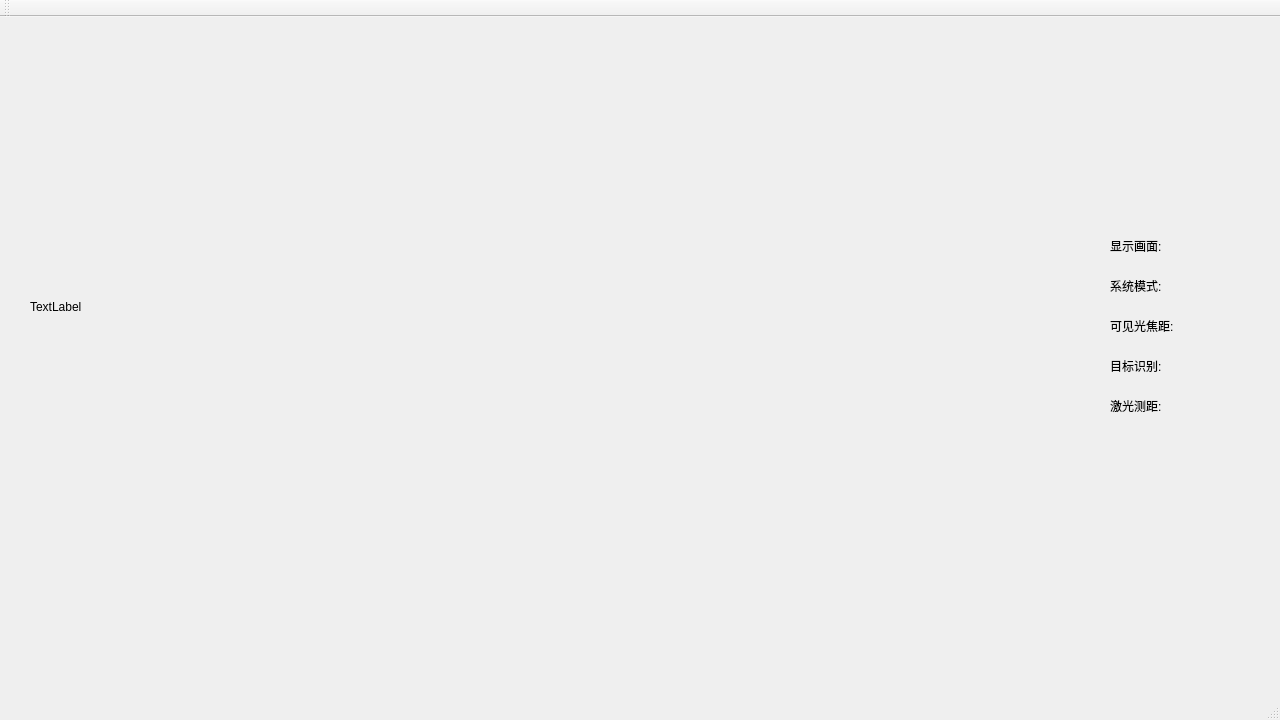
First picture: the form in ui/mainwindow.ui, repository LeRoii/trackingmonitor, before the edit.
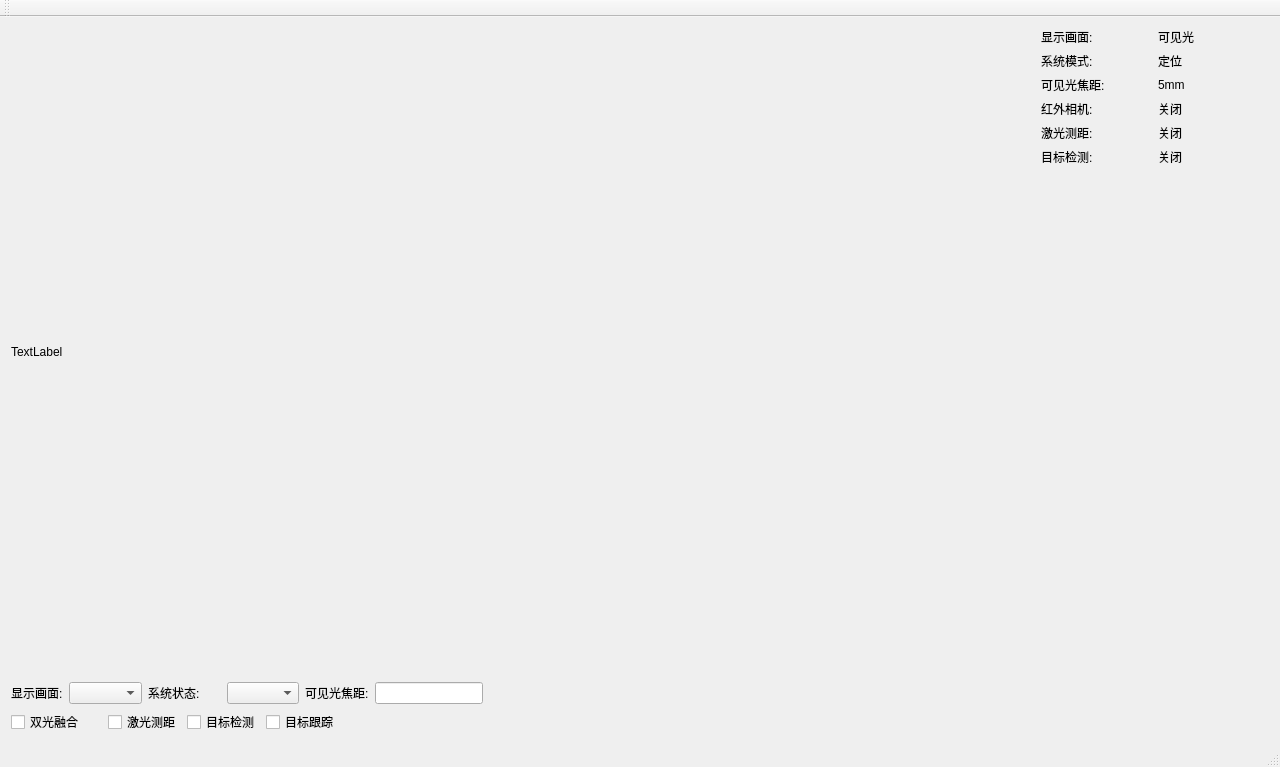
Second picture: the form after the edit.

Diff of the .ui file:
```diff
--- a/ui/mainwindow.ui
+++ b/ui/mainwindow.ui
@@ -7,7 +7,7 @@
     <x>0</x>
     <y>0</y>
     <width>1280</width>
-    <height>720</height>
+    <height>767</height>
    </rect>
   </property>
   <property name="minimumSize">
@@ -20,90 +20,222 @@
    <string>Tracking Monitor System</string>
   </property>
   <widget class="QWidget" name="centralWidget">
-   <widget class="QLabel" name="videoDispLabel">
-    <property name="geometry">
-     <rect>
-      <x>30</x>
-      <y>20</y>
-      <width>960</width>
-      <height>540</height>
-     </rect>
-    </property>
-    <property name="minimumSize">
-     <size>
-      <width>960</width>
-      <height>540</height>
-     </size>
-    </property>
-    <property name="text">
-     <string>TextLabel</string>
-    </property>
-   </widget>
-   <widget class="QLabel" name="videoDispStatusLabel">
-    <property name="geometry">
-     <rect>
-      <x>1110</x>
-      <y>220</y>
-      <width>67</width>
-      <height>17</height>
-     </rect>
-    </property>
-    <property name="text">
-     <string>显示画面:</string>
-    </property>
-   </widget>
-   <widget class="QLabel" name="modeLabel">
-    <property name="geometry">
-     <rect>
-      <x>1110</x>
-      <y>260</y>
-      <width>67</width>
-      <height>17</height>
-     </rect>
-    </property>
-    <property name="text">
-     <string>系统模式:</string>
-    </property>
-   </widget>
-   <widget class="QLabel" name="visionFocalLenStatusLabel">
-    <property name="geometry">
-     <rect>
-      <x>1110</x>
-      <y>300</y>
-      <width>101</width>
-      <height>17</height>
-     </rect>
-    </property>
-    <property name="text">
-     <string>可见光焦距:</string>
-    </property>
-   </widget>
-   <widget class="QLabel" name="detectionStatusLabel">
-    <property name="geometry">
-     <rect>
-      <x>1110</x>
-      <y>340</y>
-      <width>81</width>
-      <height>17</height>
-     </rect>
-    </property>
-    <property name="text">
-     <string>目标识别:</string>
-    </property>
-   </widget>
-   <widget class="QLabel" name="laserStatusLabel">
-    <property name="geometry">
-     <rect>
-      <x>1110</x>
-      <y>380</y>
-      <width>81</width>
-      <height>17</height>
-     </rect>
-    </property>
-    <property name="text">
-     <string>激光测距:</string>
-    </property>
-   </widget>
+   <layout class="QVBoxLayout" name="verticalLayout_2">
+    <item>
+     <layout class="QHBoxLayout" name="horizontalLayout">
+      <item>
+       <widget class="QLabel" name="label">
+        <property name="minimumSize">
+         <size>
+          <width>1024</width>
+          <height>576</height>
+         </size>
+        </property>
+        <property name="text">
+         <string>TextLabel</string>
+        </property>
+       </widget>
+      </item>
+      <item>
+       <layout class="QVBoxLayout" name="verticalLayout">
+        <item>
+         <layout class="QGridLayout" name="gridLayout_2">
+          <item row="0" column="1">
+           <widget class="QLabel" name="label_7">
+            <property name="text">
+             <string>可见光</string>
+            </property>
+           </widget>
+          </item>
+          <item row="4" column="1">
+           <widget class="QLabel" name="label_14">
+            <property name="text">
+             <string>关闭</string>
+            </property>
+           </widget>
+          </item>
+          <item row="1" column="0">
+           <widget class="QLabel" name="label_3">
+            <property name="text">
+             <string>系统模式:</string>
+            </property>
+           </widget>
+          </item>
+          <item row="1" column="1">
+           <widget class="QLabel" name="label_12">
+            <property name="text">
+             <string>定位</string>
+            </property>
+           </widget>
+          </item>
+          <item row="2" column="1" rowspan="2">
+           <widget class="QLabel" name="label_13">
+            <property name="text">
+             <string>5mm</string>
+            </property>
+           </widget>
+          </item>
+          <item row="2" column="0" rowspan="2">
+           <widget class="QLabel" name="label_9">
+            <property name="text">
+             <string>可见光焦距:</string>
+            </property>
+           </widget>
+          </item>
+          <item row="6" column="0">
+           <widget class="QLabel" name="label_16">
+            <property name="text">
+             <string>目标检测:</string>
+            </property>
+           </widget>
+          </item>
+          <item row="6" column="1">
+           <widget class="QLabel" name="label_17">
+            <property name="text">
+             <string>关闭</string>
+            </property>
+           </widget>
+          </item>
+          <item row="5" column="0">
+           <widget class="QLabel" name="label_11">
+            <property name="sizePolicy">
+             <sizepolicy hsizetype="Preferred" vsizetype="Preferred">
+              <horstretch>0</horstretch>
+              <verstretch>0</verstretch>
+             </sizepolicy>
+            </property>
+            <property name="text">
+             <string>激光测距:</string>
+            </property>
+           </widget>
+          </item>
+          <item row="0" column="0">
+           <widget class="QLabel" name="label_2">
+            <property name="text">
+             <string>显示画面:</string>
+            </property>
+           </widget>
+          </item>
+          <item row="4" column="0">
+           <widget class="QLabel" name="label_10">
+            <property name="text">
+             <string>红外相机:</string>
+            </property>
+           </widget>
+          </item>
+          <item row="5" column="1">
+           <widget class="QLabel" name="label_15">
+            <property name="text">
+             <string>关闭</string>
+            </property>
+           </widget>
+          </item>
+         </layout>
+        </item>
+        <item>
+         <spacer name="verticalSpacer">
+          <property name="orientation">
+           <enum>Qt::Vertical</enum>
+          </property>
+          <property name="sizeHint" stdset="0">
+           <size>
+            <width>20</width>
+            <height>30</height>
+           </size>
+          </property>
+         </spacer>
+        </item>
+       </layout>
+      </item>
+     </layout>
+    </item>
+    <item>
+     <layout class="QHBoxLayout" name="horizontalLayout_2">
+      <item>
+       <layout class="QGridLayout" name="gridLayout">
+        <item row="0" column="0">
+         <widget class="QLabel" name="label_4">
+          <property name="text">
+           <string>显示画面:</string>
+          </property>
+         </widget>
+        </item>
+        <item row="0" column="1" colspan="2">
+         <widget class="QComboBox" name="comboBox"/>
+        </item>
+        <item row="0" column="3" colspan="2">
+         <widget class="QLabel" name="label_5">
+          <property name="text">
+           <string>系统状态:</string>
+          </property>
+         </widget>
+        </item>
+        <item row="0" column="5" colspan="2">
+         <widget class="QComboBox" name="comboBox_2"/>
+        </item>
+        <item row="0" column="7">
+         <widget class="QLabel" name="label_8">
+          <property name="text">
+           <string>可见光焦距:</string>
+          </property>
+         </widget>
+        </item>
+        <item row="0" column="8">
+         <widget class="QLineEdit" name="lineEdit">
+          <property name="sizePolicy">
+           <sizepolicy hsizetype="Preferred" vsizetype="Fixed">
+            <horstretch>0</horstretch>
+            <verstretch>0</verstretch>
+           </sizepolicy>
+          </property>
+         </widget>
+        </item>
+        <item row="1" column="0" colspan="2">
+         <widget class="QCheckBox" name="checkBox_2">
+          <property name="text">
+           <string>双光融合</string>
+          </property>
+         </widget>
+        </item>
+        <item row="1" column="2" colspan="2">
+         <widget class="QCheckBox" name="checkBox_3">
+          <property name="text">
+           <string>激光测距</string>
+          </property>
+         </widget>
+        </item>
+        <item row="1" column="4" colspan="2">
+         <widget class="QCheckBox" name="checkBox">
+          <property name="text">
+           <string>目标检测</string>
+          </property>
+         </widget>
+        </item>
+        <item row="1" column="6" colspan="2">
+         <widget class="QCheckBox" name="checkBox_4">
+          <property name="text">
+           <string>目标跟踪</string>
+          </property>
+         </widget>
+        </item>
+       </layout>
+      </item>
+      <item>
+       <spacer name="horizontalSpacer">
+        <property name="orientation">
+         <enum>Qt::Horizontal</enum>
+        </property>
+        <property name="sizeHint" stdset="0">
+         <size>
+          <width>40</width>
+          <height>20</height>
+         </size>
+        </property>
+       </spacer>
+      </item>
+     </layout>
+    </item>
+   </layout>
   </widget>
   <widget class="QMenuBar" name="menuBar">
    <property name="geometry">
```
Left out of the diff: 2 changed lines with no effect on the pictures.
